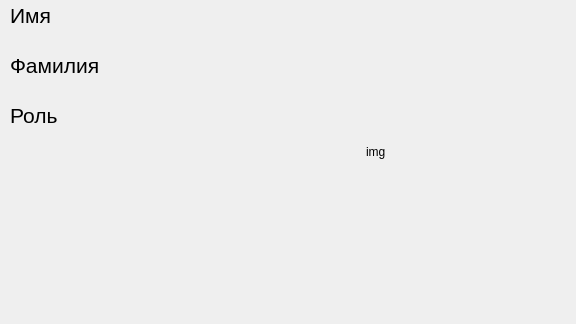
This is forms/form_accountant.ui in 3xploit1/pp05 as Qt 5 draws it before an edit. The edited form follows.
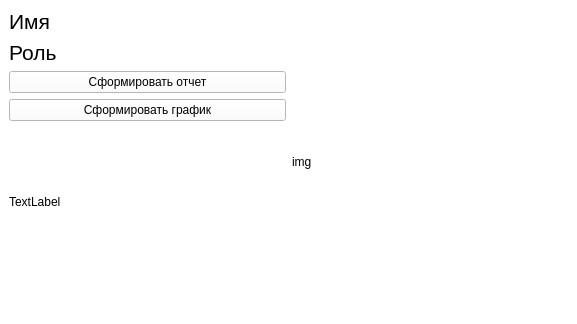
This is the edited form. Icons and pictures are not drawn.

```diff
--- a/forms/form_accountant.ui
+++ b/forms/form_accountant.ui
@@ -6,23 +6,38 @@
    <rect>
     <x>0</x>
     <y>0</y>
-    <width>576</width>
+    <width>577</width>
     <height>324</height>
    </rect>
   </property>
   <property name="windowTitle">
    <string>MainWindow</string>
   </property>
+  <property name="windowIcon">
+   <iconset>
+    <normaloff>../../Resources/logo.ico</normaloff>../../Resources/logo.ico</iconset>
+  </property>
+  <property name="styleSheet">
+   <string notr="true">background-color: rgb(255, 255, 255);</string>
+  </property>
   <widget class="QWidget" name="centralwidget">
+   <layout class="QHBoxLayout" name="horizontalLayout">
+    <item>
+     <layout class="QVBoxLayout" name="verticalLayout">
+      <item>
+       <widget class="QLabel" name="label_name_accountant">
+        <property name="font">
+         <font>
+          <pointsize>16</pointsize>
+         </font>
+        </property>
+        <property name="text">
+         <string>&lt;html&gt;&lt;head/&gt;&lt;body&gt;&lt;p&gt;&lt;span style=&quot; font-size:16pt;&quot;&gt;Имя&lt;/span&gt;&lt;/p&gt;&lt;/body&gt;&lt;/html&gt;</string>
+        </property>
+       </widget>
+      </item>
+      <item>
    <widget class="QLabel" name="label_role_accountant">
-    <property name="geometry">
-     <rect>
-      <x>10</x>
-      <y>100</y>
-      <width>281</width>
-      <height>31</height>
-     </rect>
-    </property>
     <property name="font">
      <font>
       <pointsize>16</pointsize>
@@ -32,55 +47,67 @@
      <string>&lt;html&gt;&lt;head/&gt;&lt;body&gt;&lt;p&gt;&lt;span style=&quot; font-size:16pt;&quot;&gt;Роль&lt;/span&gt;&lt;/p&gt;&lt;/body&gt;&lt;/html&gt;</string>
     </property>
    </widget>
-   <widget class="QLabel" name="label_surname_accountant">
-    <property name="geometry">
-     <rect>
-      <x>10</x>
-      <y>50</y>
-      <width>281</width>
-      <height>31</height>
-     </rect>
-    </property>
-    <property name="font">
-     <font>
-      <pointsize>16</pointsize>
-     </font>
-    </property>
+      </item>
+      <item>
+       <widget class="QPushButton" name="btn_req_report">
+        <property name="styleSheet">
+         <string notr="true">QPushButton:hover {
+background-color: rgb(73,140,81);
+}</string>
+        </property>
+        <property name="text">
+         <string>Сформировать отчет</string>
+        </property>
+       </widget>
+      </item>
+      <item>
+       <widget class="QPushButton" name="btn_req_graph">
+        <property name="styleSheet">
+         <string notr="true">QPushButton:hover {
+background-color: rgb(73,140,81);
+}</string>
+        </property>
     <property name="text">
-     <string>&lt;html&gt;&lt;head/&gt;&lt;body&gt;&lt;p&gt;&lt;span style=&quot; font-size:16pt;&quot;&gt;Фамилия&lt;/span&gt;&lt;/p&gt;&lt;/body&gt;&lt;/html&gt;</string>
-    </property>
-   </widget>
+         <string>Сформировать график</string>
+        </property>
+       </widget>
+      </item>
+      <item>
+       <widget class="QLabel" name="label_logo">
+        <property name="minimumSize">
+         <size>
+          <width>0</width>
+          <height>150</height>
+         </size>
+        </property>
+        <property name="text">
+         <string>TextLabel</string>
+        </property>
+       </widget>
+      </item>
+      <item>
+       <spacer name="verticalSpacer">
+        <property name="orientation">
+         <enum>Qt::Vertical</enum>
+        </property>
+        <property name="sizeHint" stdset="0">
+         <size>
+          <width>20</width>
+          <height>40</height>
+         </size>
+        </property>
+       </spacer>
+      </item>
+     </layout>
+    </item>
+    <item>
    <widget class="QLabel" name="image_laborant_accountant">
-    <property name="geometry">
-     <rect>
-      <x>366</x>
-      <y>32</y>
-      <width>181</width>
-      <height>241</height>
-     </rect>
-    </property>
     <property name="text">
      <string>&lt;html&gt;&lt;head/&gt;&lt;body&gt;&lt;p&gt;img&lt;/p&gt;&lt;/body&gt;&lt;/html&gt;</string>
     </property>
    </widget>
-   <widget class="QLabel" name="label_name_accountant">
-    <property name="geometry">
-     <rect>
-      <x>10</x>
-      <y>0</y>
-      <width>281</width>
-      <height>31</height>
-     </rect>
-    </property>
-    <property name="font">
-     <font>
-      <pointsize>16</pointsize>
-     </font>
-    </property>
-    <property name="text">
-     <string>&lt;html&gt;&lt;head/&gt;&lt;body&gt;&lt;p&gt;&lt;span style=&quot; font-size:16pt;&quot;&gt;Имя&lt;/span&gt;&lt;/p&gt;&lt;/body&gt;&lt;/html&gt;</string>
-    </property>
-   </widget>
+    </item>
+   </layout>
   </widget>
  </widget>
  <resources/>
```
Lines whose indentation alone changed are shown as unchanged.
